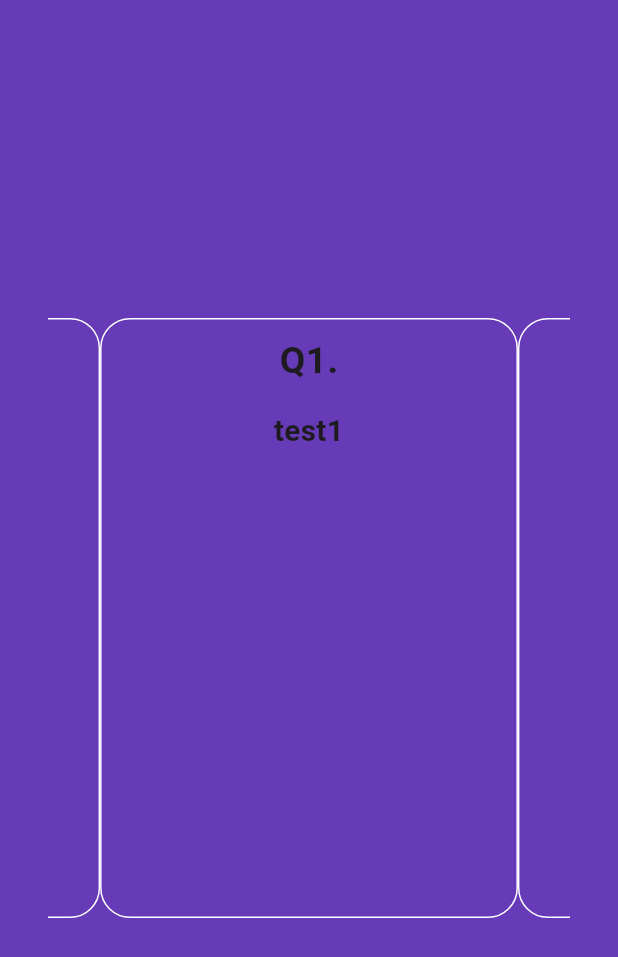
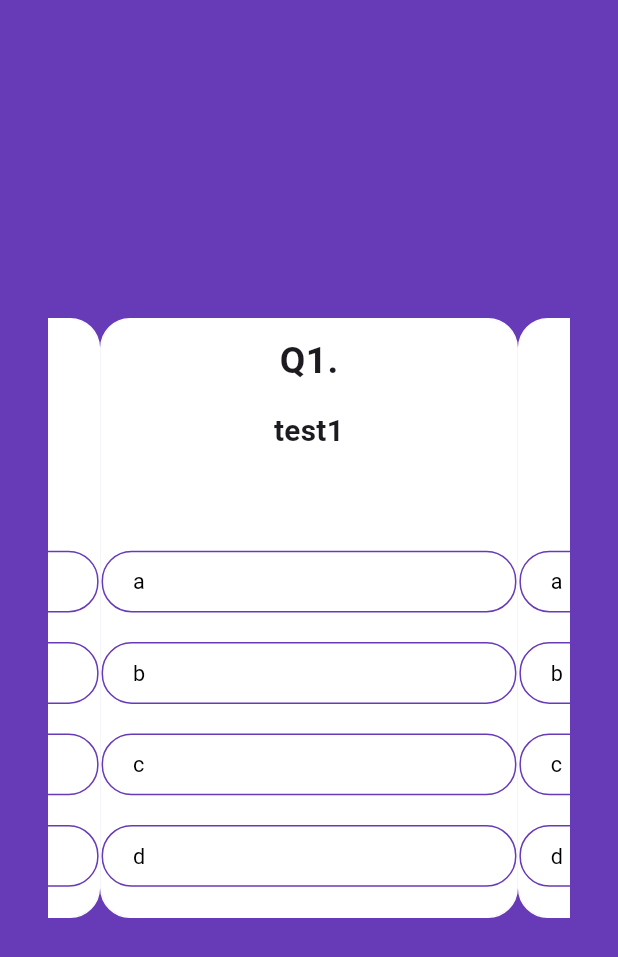
Before and after one commit to yellyB/flutter_practice, a Flutter app: the screen it shows after launch, after a tap on "지금 퀴즈 풀기", on a phone screen of 412 x 824 dp. Shown: the top 957 px of the screen. Run offline on Flutter 3.47's test engine with Material 3 defaults, Android fonts, the phone set to English and light mode, and no system bars; drawn by our look-alikes of auto_size_text, carousel_slider.

Commit message:
quiz 내용 개발

```diff
--- a/lib/screen/screen_quiz.dart
+++ b/lib/screen/screen_quiz.dart
@@ -2,6 +2,7 @@ import 'package:auto_size_text/auto_size_text.dart';
 import 'package:carousel_slider/carousel_slider.dart';
 import 'package:flutter/material.dart';
 import 'package:quiz_app_test/model/model_quiz.dart';
+import 'package:quiz_app_test/widget/widget_candidate.dart';
 
 class QuizScreen extends StatefulWidget {
   List<Quiz> quizs;
@@ -56,6 +57,7 @@ class _QuizScreenState extends State<QuizScreen> {
       decoration: BoxDecoration(
         borderRadius: BorderRadius.circular(20),
         border: Border.all(color: Colors.white),
+        color: Colors.white,
       ),
       child: Column(
         crossAxisAlignment: CrossAxisAlignment.center,
@@ -83,20 +85,44 @@ class _QuizScreenState extends State<QuizScreen> {
           Expanded(
             child: Container(),
           ),
-          // Column(
-          //   children: _buildCandidates(width, quiz),
-          // ),
+          Column(
+            children: _buildCandidates(width, quiz),
+          ),
         ],
       ),
     );
   }
 
-//   List<Widget> _buildCandidates(double width, Quiz quiz) {
-//     List<Widget> _children = [];
-//     for (int i = 0; i < 4; i++) {
-//       // _children.add();
-//     }
+  List<Widget> _buildCandidates(double width, Quiz quiz) {
+    List<Widget> _children = [];
+    for (int i = 0; i < 4; i++) {
+      _children.add(
+        CandWidget(
+          index: i,
+          text: quiz.candidates[i],
+          width: width,
+          answerState: _answerState[i],
+          tap: () {
+            setState(() {
+              for (int j = 0; j < 4; j++) {
+                if (j == i) {
+                  _answerState[j] = true;
+                  _answers[_currentIndex] = j;
+                } else {
+                  _answerState[j] = false;
+                }
+              }
+            });
+          },
+        ),
+      );
+      _children.add(
+        Padding(
+          padding: EdgeInsets.all(width * 0.024),
+        ),
+      );
+    }
 
-//     return '';
-//   }
+    return _children;
+  }
 }
--- /dev/null
+++ b/lib/widget/widget_candidate.dart
@@ -0,0 +1,54 @@
+import 'package:flutter/material.dart';
+
+class CandWidget extends StatefulWidget {
+  VoidCallback tap;
+  String text;
+  int index;
+  double width;
+  bool answerState;
+
+  CandWidget(
+      {super.key,
+      required this.tap,
+      required this.index,
+      required this.width,
+      required this.text,
+      required this.answerState});
+  _CandWidgetState createState() => _CandWidgetState();
+}
+
+class _CandWidgetState extends State<CandWidget> {
+  @override
+  Widget build(BuildContext context) {
+    return Container(
+      width: widget.width * 0.8,
+      height: widget.width * 0.1,
+      padding: EdgeInsets.fromLTRB(
+        widget.width * 0.048,
+        widget.width * 0.024,
+        widget.width * 0.048,
+        widget.width * 0.024,
+      ),
+      decoration: BoxDecoration(
+        borderRadius: BorderRadius.circular(20),
+        border: Border.all(color: Colors.deepPurple),
+        color: widget.answerState ? Colors.deepPurple : Colors.white,
+      ),
+      child: InkWell(
+        child: Text(
+          widget.text,
+          style: TextStyle(
+            fontSize: widget.width * 0.035,
+            color: widget.answerState ? Colors.white : Colors.black,
+          ),
+        ),
+        onTap: () {
+          setState(() {
+            widget.tap();
+            widget.answerState = !widget.answerState;
+          });
+        },
+      ),
+    );
+  }
+}
```
